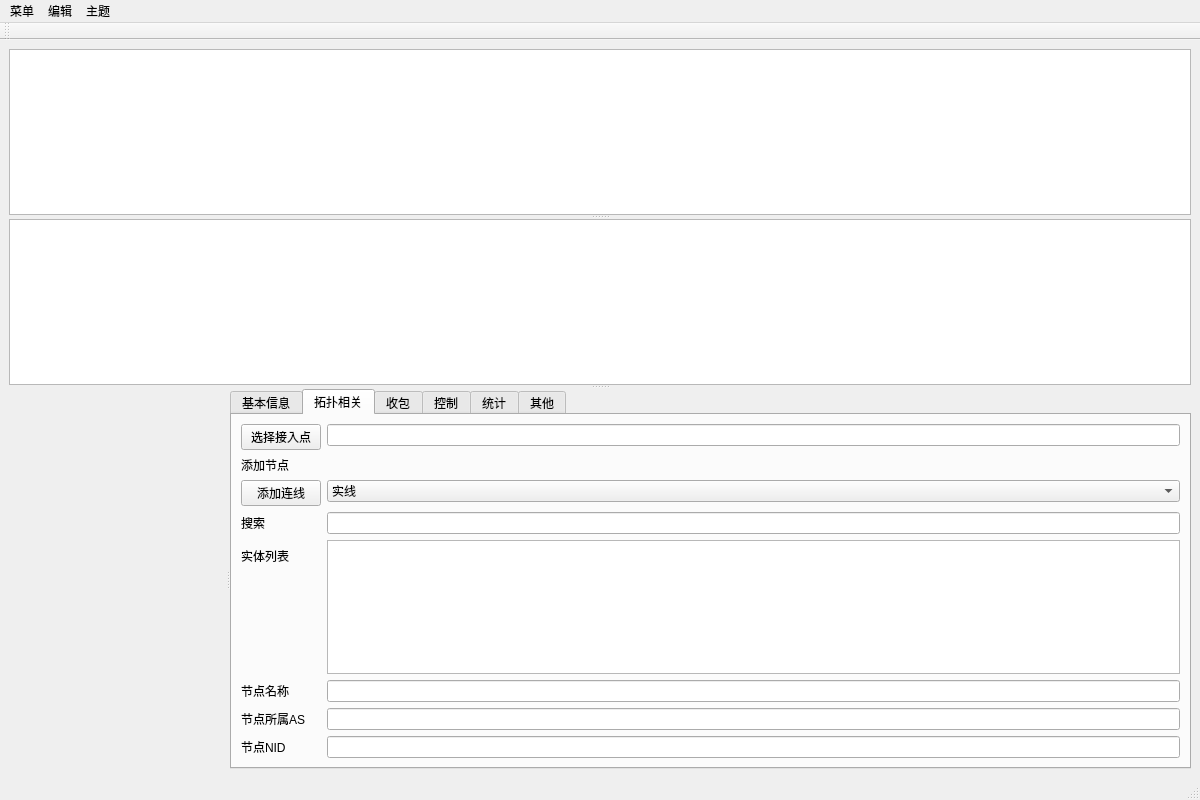
Above: PageUI/mainPage.ui from lxambulance/CoLoRagent before the change. Below: the same form after it.
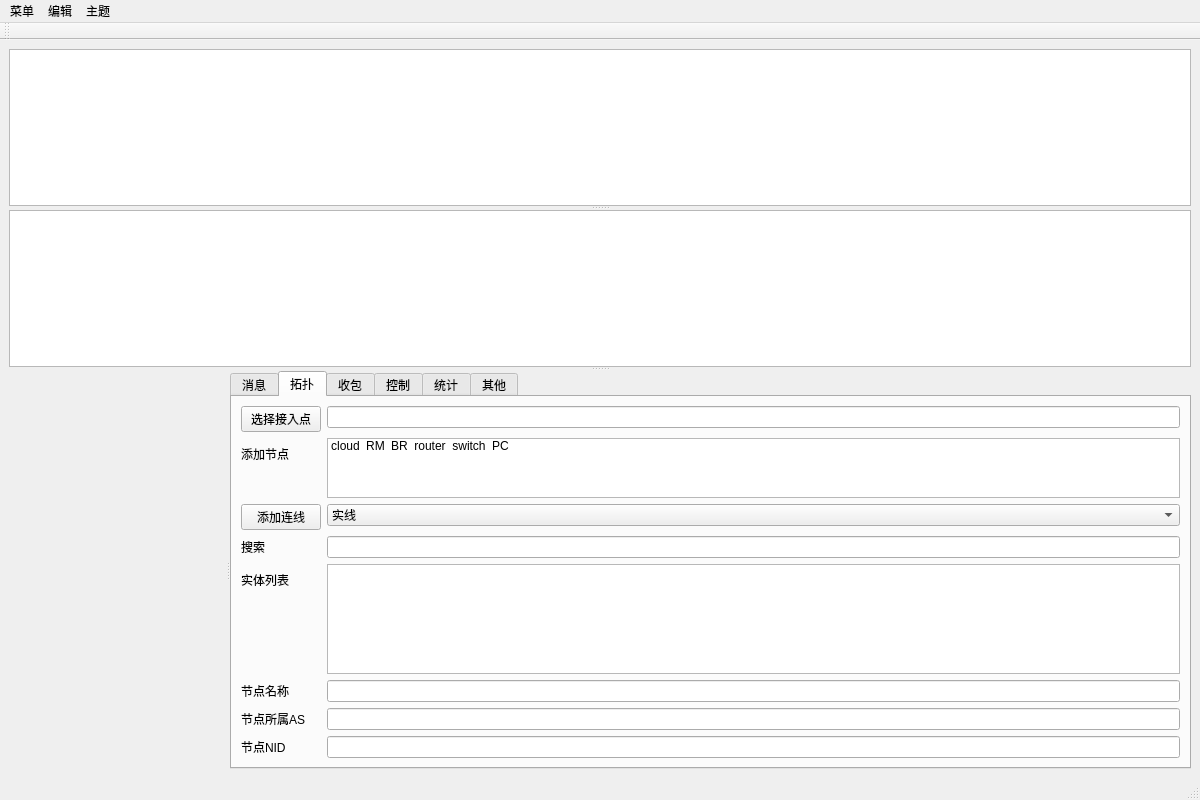
That is the form after the change. The open tabs and pages were chosen to show the change. Icons and pictures are not drawn. Custom widgets are drawn as their Qt base class.

Commit message: feat(graphicswindow): 拓扑拖动

Patch:
```diff
--- a/PageUI/mainPage.ui
+++ b/PageUI/mainPage.ui
@@ -45,7 +45,7 @@
         </property>
         <widget class="QWidget" name="baseTab">
          <attribute name="title">
-          <string>基本信息</string>
+          <string>消息</string>
          </attribute>
          <layout class="QGridLayout" name="gridLayout_6">
           <item row="0" column="0">
@@ -70,7 +70,7 @@
         </widget>
         <widget class="QWidget" name="TopoTab">
          <attribute name="title">
-          <string>拓扑相关</string>
+          <string>拓扑</string>
          </attribute>
          <layout class="QFormLayout" name="formLayout">
           <item row="0" column="0">
@@ -94,9 +94,6 @@
             </property>
            </widget>
           </item>
-          <item row="1" column="1">
-           <widget class="GraphicWindow" name="nodeType" native="true"/>
-          </item>
           <item row="2" column="0">
            <widget class="QPushButton" name="addLine">
             <property name="text">
@@ -177,10 +174,91 @@
            </widget>
           </item>
           <item row="7" column="1">
-           <widget class="QLineEdit" name="itemnid">
-            <property name="readOnly">
-             <bool>false</bool>
+           <widget class="QLineEdit" name="itemnid"/>
+          </item>
+          <item row="1" column="1">
+           <widget class="QListWidget" name="addNodes">
+            <property name="minimumSize">
+             <size>
+              <width>260</width>
+              <height>60</height>
+             </size>
             </property>
+            <property name="maximumSize">
+             <size>
+              <width>16777215</width>
+              <height>65</height>
+             </size>
+            </property>
+            <property name="dragEnabled">
+             <bool>true</bool>
+            </property>
+            <property name="dragDropMode">
+             <enum>QAbstractItemView::DragDrop</enum>
+            </property>
+            <property name="viewMode">
+             <enum>QListView::IconMode</enum>
+            </property>
+            <item>
+             <property name="text">
+              <string>cloud</string>
+             </property>
+             <property name="icon">
+              <iconset>
+               <selectedon>:/icon/cloud</selectedon>
+              </iconset>
+             </property>
+            </item>
+            <item>
+             <property name="text">
+              <string>RM</string>
+             </property>
+             <property name="icon">
+              <iconset>
+               <normalon>:/icon/RM</normalon>
+              </iconset>
+             </property>
+            </item>
+            <item>
+             <property name="text">
+              <string>BR</string>
+             </property>
+             <property name="icon">
+              <iconset>
+               <normalon>:/icon/BR</normalon>
+              </iconset>
+             </property>
+            </item>
+            <item>
+             <property name="text">
+              <string>router</string>
+             </property>
+             <property name="icon">
+              <iconset>
+               <normalon>:/icon/router</normalon>
+              </iconset>
+             </property>
+            </item>
+            <item>
+             <property name="text">
+              <string>switch</string>
+             </property>
+             <property name="icon">
+              <iconset>
+               <normalon>:/icon/switching</normalon>
+              </iconset>
+             </property>
+            </item>
+            <item>
+             <property name="text">
+              <string>PC</string>
+             </property>
+             <property name="icon">
+              <iconset>
+               <normalon>:/icon/PC</normalon>
+              </iconset>
+             </property>
+            </item>
            </widget>
           </item>
          </layout>
```
Left out of the diff: 48 changed lines with no effect on the pictures. The commit also changes 12 other files.
